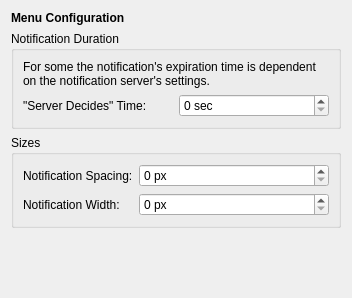
First picture: the form in config/advancedsettings.ui, repository lxqt/lxqt-notificationd, before the edit.
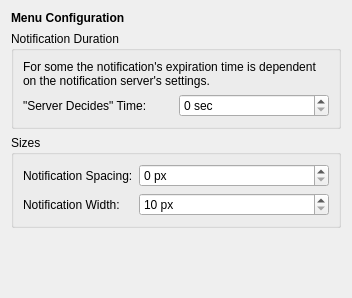
Second picture: the form after the edit.

Diff of the .ui file:
```diff
--- a/config/advancedsettings.ui
+++ b/config/advancedsettings.ui
@@ -93,6 +93,9 @@
         <property name="suffix">
          <string> px</string>
         </property>
+        <property name="minimum">
+         <number>10</number>
+        </property>
         <property name="maximum">
          <number>2000</number>
         </property>
```
